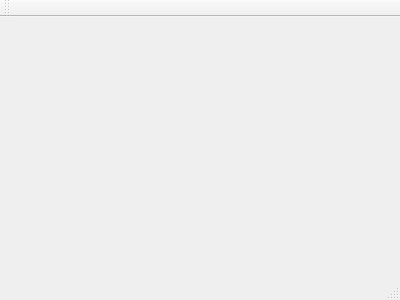
This is sourcecode/mainwindow.ui in LiuzhouChan/database-Project-with-QT as Qt 5 draws it before an edit. The edited form follows.
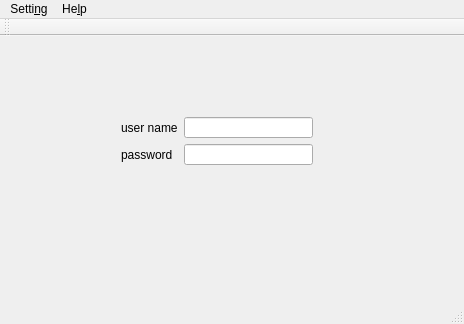
This is the edited form.

Patch:
```diff
--- a/sourcecode/mainwindow.ui
+++ b/sourcecode/mainwindow.ui
@@ -1,24 +1,119 @@
 <ui version="4.0">
  <class>MainWindow</class>
- <widget class="QMainWindow" name="MainWindow" >
-  <property name="geometry" >
+ <widget class="QMainWindow" name="MainWindow">
+  <property name="geometry">
    <rect>
     <x>0</x>
     <y>0</y>
-    <width>400</width>
-    <height>300</height>
+    <width>464</width>
+    <height>324</height>
    </rect>
   </property>
   <property name="windowTitle" >
    <string>MainWindow</string>
   </property>
-  <widget class="QMenuBar" name="menuBar" />
-  <widget class="QToolBar" name="mainToolBar" />
-  <widget class="QWidget" name="centralWidget" />
-  <widget class="QStatusBar" name="statusBar" />
+  <widget class="QWidget" name="centralWidget">
+   <widget class="QWidget" name="">
+    <property name="geometry">
+     <rect>
+      <x>110</x>
+      <y>70</y>
+      <width>214</width>
+      <height>70</height>
+     </rect>
+    </property>
+    <layout class="QHBoxLayout" name="horizontalLayout">
+     <item>
+      <layout class="QVBoxLayout" name="verticalLayout_2">
+       <item>
+        <widget class="QLabel" name="label_2">
+         <property name="text">
+          <string>user name</string>
+         </property>
+        </widget>
+       </item>
+       <item>
+        <widget class="QLabel" name="label_3">
+         <property name="text">
+          <string>password</string>
+         </property>
+        </widget>
+       </item>
+      </layout>
+     </item>
+     <item>
+      <layout class="QVBoxLayout" name="verticalLayout">
+       <item>
+        <widget class="QLineEdit" name="lineEdit_2"/>
+       </item>
+       <item>
+        <widget class="QLineEdit" name="lineEdit_3">
+         <property name="enabled">
+          <bool>true</bool>
+         </property>
+         <property name="echoMode">
+          <enum>QLineEdit::Password</enum>
+         </property>
+        </widget>
+       </item>
+      </layout>
+     </item>
+    </layout>
+   </widget>
+  </widget>
+  <widget class="QMenuBar" name="menuBar">
+   <property name="geometry">
+    <rect>
+     <x>0</x>
+     <y>0</y>
+     <width>464</width>
+     <height>28</height>
+    </rect>
+   </property>
+   <widget class="QMenu" name="menuSet">
+    <property name="title">
+     <string>Setti&amp;ng</string>
+    </property>
+    <addaction name="actionSQL_server_IP"/>
+   </widget>
+   <widget class="QMenu" name="menuHelp">
+    <property name="title">
+     <string>He&amp;lp</string>
+    </property>
+    <addaction name="actionDonate"/>
+    <addaction name="separator"/>
+    <addaction name="actionAbout_QT"/>
+    <addaction name="separator"/>
+   </widget>
+   <addaction name="menuSet"/>
+   <addaction name="menuHelp"/>
+  </widget>
+  <widget class="QToolBar" name="mainToolBar">
+   <attribute name="toolBarArea">
+    <enum>TopToolBarArea</enum>
+   </attribute>
+   <attribute name="toolBarBreak">
+    <bool>false</bool>
+   </attribute>
+  </widget>
+  <widget class="QStatusBar" name="statusBar"/>
+  <action name="actionSQL_server_IP">
+   <property name="text">
+    <string>SQL server/IP</string>
+   </property>
+  </action>
+  <action name="actionDonate">
+   <property name="text">
+    <string>Donate</string>
+   </property>
+  </action>
+  <action name="actionAbout_QT">
+   <property name="text">
+    <string>About QT</string>
+   </property>
+  </action>
  </widget>
- <layoutDefault spacing="6" margin="11" />
- <pixmapfunction></pixmapfunction>
+ <layoutdefault spacing="6" margin="11"/>
  <resources/>
  <connections/>
 </ui>
```
Left out of the diff: 5 changed lines with no effect on the pictures.
